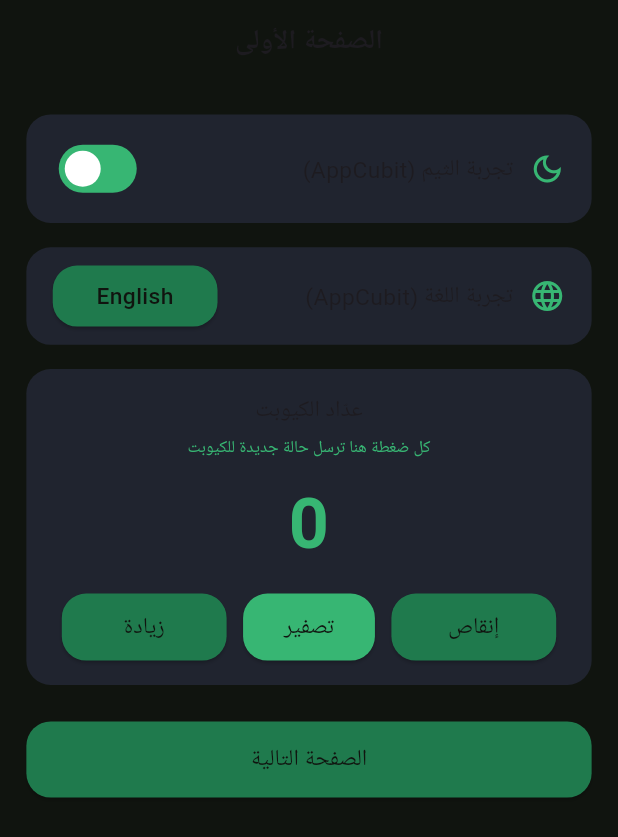
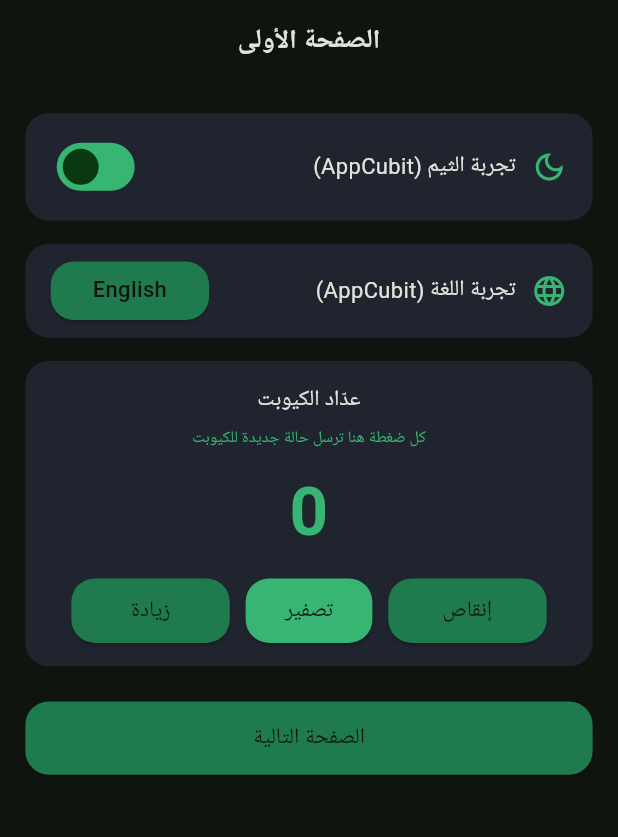
Before and after one commit to Mahmoud-Younes/nesba_ai, a Flutter app: the screen it shows after launch, after a tap on "العربية", on a phone screen of 412 x 824 dp. Shown: the top 837 px of the screen. Run offline on Flutter 3.47's test engine with Material 3 defaults, Android fonts, the phone set to English and light mode, and no system bars; our stand-ins replace animate_do, firebase_core, flutter_bloc, flutter_screenutil, freezed_annotation, get_it and 1 more; accounts and stored records are empty; project files that could hold a hidden picture were left out.

Commit message:
wire bustan scheme into app theme

```diff
--- a/lib/core/style/theme/app_theme.dart
+++ b/lib/core/style/theme/app_theme.dart
@@ -2,34 +2,173 @@ import 'package:flutter/material.dart';
 import 'package:nesba_ai/core/style/colors/colors_dark.dart';
 import 'package:nesba_ai/core/style/colors/colors_light.dart';
 import 'package:nesba_ai/core/style/fonts/font_family_helper.dart';
+import 'package:nesba_ai/core/style/theme/app_radius.dart';
 import 'package:nesba_ai/core/style/theme/color_extension.dart';
 
+// Bustan theme wiring (design/brand-directions.md §1.2 + §1.4).
+
 ThemeData themeDark() {
+  final ColorScheme scheme = const ColorScheme.dark(
+    brightness: Brightness.dark,
+    primary: ColorsDark.primary,
+    onPrimary: ColorsDark.onPrimary,
+    primaryContainer: ColorsDark.primaryContainer,
+    onPrimaryContainer: ColorsDark.onPrimaryContainer,
+    secondary: ColorsDark.secondary,
+    onSecondary: ColorsDark.onSecondary,
+    secondaryContainer: ColorsDark.secondaryContainer,
+    onSecondaryContainer: ColorsDark.onSecondaryContainer,
+    tertiary: ColorsDark.tertiary,
+    onTertiary: ColorsDark.onTertiary,
+    tertiaryContainer: ColorsDark.tertiaryContainer,
+    onTertiaryContainer: ColorsDark.onTertiaryContainer,
+    error: ColorsDark.error,
+    onError: ColorsDark.onError,
+    errorContainer: ColorsDark.errorContainer,
+    onErrorContainer: ColorsDark.onErrorContainer,
+    surface: ColorsDark.surface,
+    onSurface: ColorsDark.onSurface,
+    surfaceDim: ColorsDark.surfaceDim,
+    surfaceBright: ColorsDark.surfaceBright,
+    surfaceContainerLowest: ColorsDark.surfaceContainerLowest,
+    surfaceContainerLow: ColorsDark.surfaceContainerLow,
+    surfaceContainer: ColorsDark.surfaceContainer,
+    surfaceContainerHigh: ColorsDark.surfaceContainerHigh,
+    surfaceContainerHighest: ColorsDark.surfaceContainerHighest,
+    onSurfaceVariant: ColorsDark.onSurfaceVariant,
+    outline: ColorsDark.outline,
+    outlineVariant: ColorsDark.outlineVariant,
+    inverseSurface: ColorsDark.inverseSurface,
+    onInverseSurface: ColorsDark.inverseOnSurface,
+    inversePrimary: ColorsDark.inversePrimary,
+    surfaceTint: ColorsDark.surfaceTint,
+    scrim: ColorsDark.scrim,
+    shadow: ColorsDark.shadow,
+  );
+  return _bustanTheme(scheme, const <ThemeExtension<dynamic>>[MyColors.dark]);
+}
+
+ThemeData themeLight() {
+  final ColorScheme scheme = const ColorScheme.light(
+    brightness: Brightness.light,
+    primary: ColorsLight.primary,
+    onPrimary: ColorsLight.onPrimary,
+    primaryContainer: ColorsLight.primaryContainer,
+    onPrimaryContainer: ColorsLight.onPrimaryContainer,
+    secondary: ColorsLight.secondary,
+    onSecondary: ColorsLight.onSecondary,
+    secondaryContainer: ColorsLight.secondaryContainer,
+    onSecondaryContainer: ColorsLight.onSecondaryContainer,
+    tertiary: ColorsLight.tertiary,
+    onTertiary: ColorsLight.onTertiary,
+    tertiaryContainer: ColorsLight.tertiaryContainer,
+    onTertiaryContainer: ColorsLight.onTertiaryContainer,
+    error: ColorsLight.error,
+    onError: ColorsLight.onError,
+    errorContainer: ColorsLight.errorContainer,
+    onErrorContainer: ColorsLight.onErrorContainer,
+    surface: ColorsLight.surface,
+    onSurface: ColorsLight.onSurface,
+    surfaceDim: ColorsLight.surfaceDim,
+    surfaceBright: ColorsLight.surfaceBright,
+    surfaceContainerLowest: ColorsLight.surfaceContainerLowest,
+    surfaceContainerLow: ColorsLight.surfaceContainerLow,
+    surfaceContainer: ColorsLight.surfaceContainer,
+    surfaceContainerHigh: ColorsLight.surfaceContainerHigh,
+    surfaceContainerHighest: ColorsLight.surfaceContainerHighest,
+    onSurfaceVariant: ColorsLight.onSurfaceVariant,
+    outline: ColorsLight.outline,
+    outlineVariant: ColorsLight.outlineVariant,
+    inverseSurface: ColorsLight.inverseSurface,
+    onInverseSurface: ColorsLight.inverseOnSurface,
+    inversePrimary: ColorsLight.inversePrimary,
+    surfaceTint: ColorsLight.surfaceTint,
+    scrim: ColorsLight.scrim,
+    shadow: ColorsLight.shadow,
+  );
+  return _bustanTheme(scheme, const <ThemeExtension<dynamic>>[MyColors.light]);
+}
+
+ThemeData _bustanTheme(
+  ColorScheme scheme,
+  List<ThemeExtension<dynamic>> extensions,
+) {
   return ThemeData(
-    scaffoldBackgroundColor: ColorsDark.mainColor,
-    extensions: const <ThemeExtension<dynamic>>[MyColors.dark],
     useMaterial3: true,
+    colorScheme: scheme,
+    scaffoldBackgroundColor: scheme.surface,
+    extensions: extensions,
     textTheme: TextTheme(
+      // Base style — widgets use context.textStyle.copyWith(...) (asroo_store way).
       displaySmall: TextStyle(
         fontSize: 14,
-        color: ColorsDark.white,
+        color: scheme.onSurface,
         fontFamily: FontFamilyHelper.geLocalozedFontFamily(),
       ),
+    ),
+    filledButtonTheme: FilledButtonThemeData(style: _bustanButtonStyle()),
+    outlinedButtonTheme: OutlinedButtonThemeData(style: _bustanButtonStyle()),
+    elevatedButtonTheme: ElevatedButtonThemeData(style: _bustanButtonStyle()),
+    inputDecorationTheme: _bustanInputTheme(scheme),
+    cardTheme: _bustanCardTheme(),
+    bottomSheetTheme: _bustanBottomSheetTheme(),
+    snackBarTheme: _bustanSnackBarTheme(scheme),
+  );
+}
+
+// Buttons: stadium shape, min height 48dp (brand §1.4).
+ButtonStyle _bustanButtonStyle() {
+  return ButtonStyle(
+    shape: const WidgetStatePropertyAll<OutlinedBorder>(StadiumBorder()),
+    minimumSize: const WidgetStatePropertyAll<Size>(Size(64, 48)),
+  );
+}
+
+// Text inputs: outlined, corner 8, focus border primary at width 2.
+InputDecorationThemeData _bustanInputTheme(ColorScheme scheme) {
+  final BorderRadius radius = BorderRadius.circular(AppRadius.small);
+  return InputDecorationThemeData(
+    border: OutlineInputBorder(
+      borderRadius: radius,
+      borderSide: BorderSide(color: scheme.outline),
+    ),
+    enabledBorder: OutlineInputBorder(
+      borderRadius: radius,
+      borderSide: BorderSide(color: scheme.outline),
+    ),
+    focusedBorder: OutlineInputBorder(
+      borderRadius: radius,
+      borderSide: BorderSide(color: scheme.primary, width: 2),
     ),
   );
 }
 
-ThemeData themeLight() {
-  return ThemeData(
-    scaffoldBackgroundColor: ColorsLight.mainColor,
-    extensions: const <ThemeExtension<dynamic>>[MyColors.light],
-    useMaterial3: true,
-    textTheme: TextTheme(
-      displaySmall: TextStyle(
-        fontSize: 14,
-        color: ColorsLight.black,
-        fontFamily: FontFamilyHelper.geLocalozedFontFamily(),
-      ),
+// Cards: corner 12, elevation 0 (tint-first — depth in surfaceContainer ramp).
+CardThemeData _bustanCardTheme() {
+  return const CardThemeData(
+    shape: RoundedRectangleBorder(
+      borderRadius: BorderRadius.all(Radius.circular(AppRadius.medium)),
+    ),
+    elevation: 0,
+  );
+}
+
+// Bottom sheets: top corners 16.
+BottomSheetThemeData _bustanBottomSheetTheme() {
+  return const BottomSheetThemeData(
+    shape: RoundedRectangleBorder(
+      borderRadius: BorderRadius.vertical(top: Radius.circular(AppRadius.large)),
     ),
   );
 }
+
+// Snackbars invert the surface.
+SnackBarThemeData _bustanSnackBarTheme(ColorScheme scheme) {
+  return SnackBarThemeData(
+    backgroundColor: scheme.inverseSurface,
+    contentTextStyle: TextStyle(
+      color: scheme.onInverseSurface,
+      fontFamily: FontFamilyHelper.geLocalozedFontFamily(),
+    ),
+  );
+}
--- a/lib/nesba_app.dart
+++ b/lib/nesba_app.dart
@@ -33,7 +33,8 @@ class NesbaApp extends StatelessWidget {
         ),
       ],
       child: ScreenUtilInit(
-        designSize: const Size(375, 812),
+        // Design frame per design/screen-specs.md ("فريم 390×844dp").
+        designSize: const Size(390, 844),
         minTextAdapt: true,
         child: BlocBuilder<AppCubit, AppState>(
           builder: (context, state) {
```
